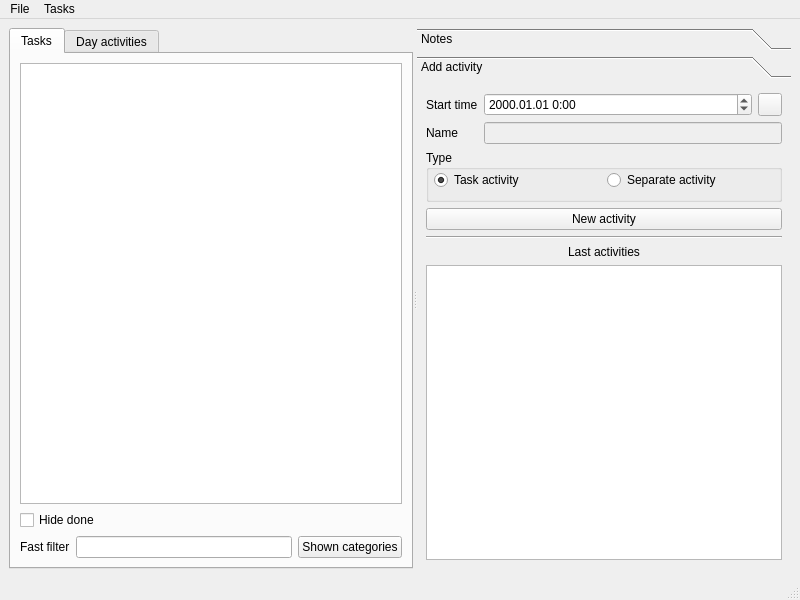
Above: src/mainwindow.ui from ya-breeze/TM before the change. Below: the same form after it.
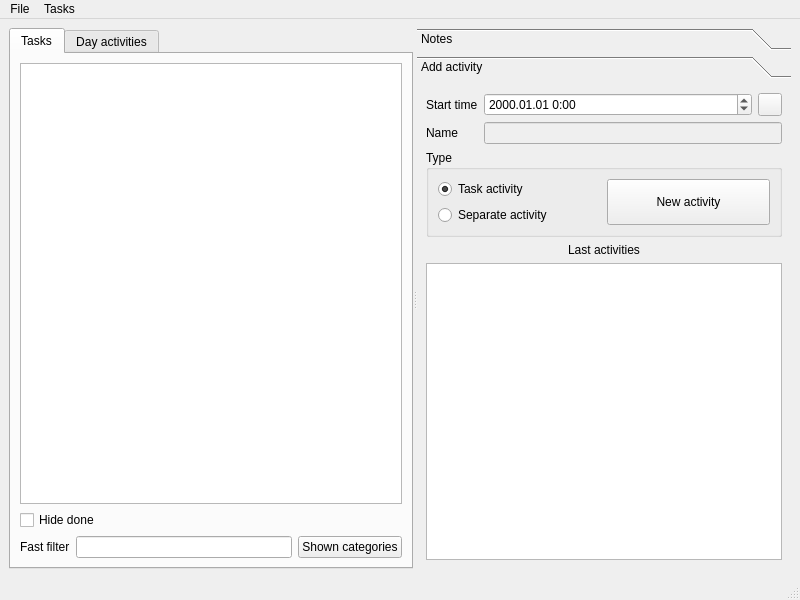
That is the form after the change. The open tabs and pages were chosen to show the change.

Patch:
```diff
--- a/src/mainwindow.ui
+++ b/src/mainwindow.ui
@@ -334,8 +334,8 @@
          <rect>
           <x>0</x>
           <y>0</y>
-          <width>429</width>
-          <height>485</height>
+          <width>351</width>
+          <height>457</height>
          </rect>
         </property>
         <attribute name="label">
@@ -395,17 +395,8 @@
            <property name="flat">
             <bool>false</bool>
            </property>
-           <layout class="QHBoxLayout" name="horizontalLayout_2">
-            <property name="leftMargin">
-             <number>5</number>
-            </property>
-            <property name="topMargin">
-             <number>0</number>
-            </property>
-            <property name="rightMargin">
-             <number>5</number>
-            </property>
-            <item>
+           <layout class="QGridLayout" name="gridLayout_2">
+            <item row="0" column="0">
              <widget class="QRadioButton" name="rbActivityTask">
               <property name="text">
                <string>Task activity</string>
@@ -415,7 +406,20 @@
               </property>
              </widget>
             </item>
-            <item>
+            <item row="0" column="1" rowspan="2">
+             <widget class="QPushButton" name="btnNewActivity">
+              <property name="sizePolicy">
+               <sizepolicy hsizetype="Minimum" vsizetype="Minimum">
+                <horstretch>0</horstretch>
+                <verstretch>0</verstretch>
+               </sizepolicy>
+              </property>
+              <property name="text">
+               <string>New activity</string>
+              </property>
+             </widget>
+            </item>
+            <item row="1" column="0">
              <widget class="QRadioButton" name="rbActivityOther">
               <property name="text">
                <string>Separate activity</string>
@@ -425,20 +429,6 @@
            </layout>
           </widget>
          </item>
-         <item>
-          <widget class="QPushButton" name="btnNewActivity">
-           <property name="text">
-            <string>New activity</string>
-           </property>
-          </widget>
-         </item>
-         <item>
-          <widget class="Line" name="line">
-           <property name="orientation">
-            <enum>Qt::Horizontal</enum>
-           </property>
-          </widget>
-         </item>
          <item>
           <layout class="QVBoxLayout" name="verticalLayout_4">
            <item>
```
Left out of the diff: 12 changed lines with no effect on the pictures.
